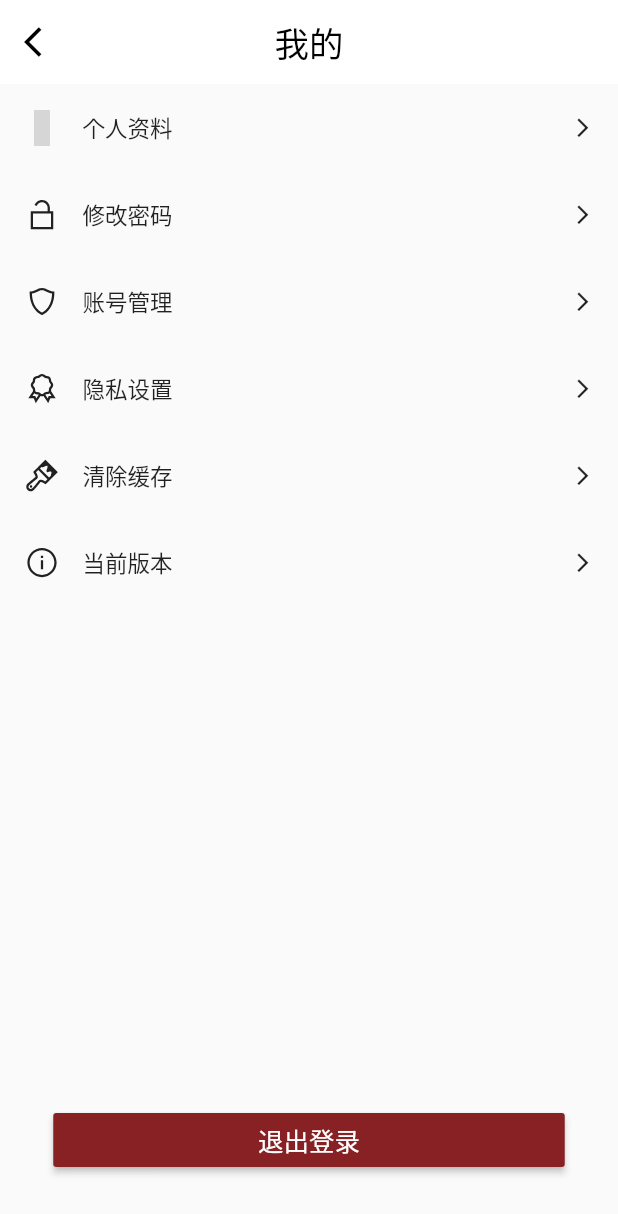
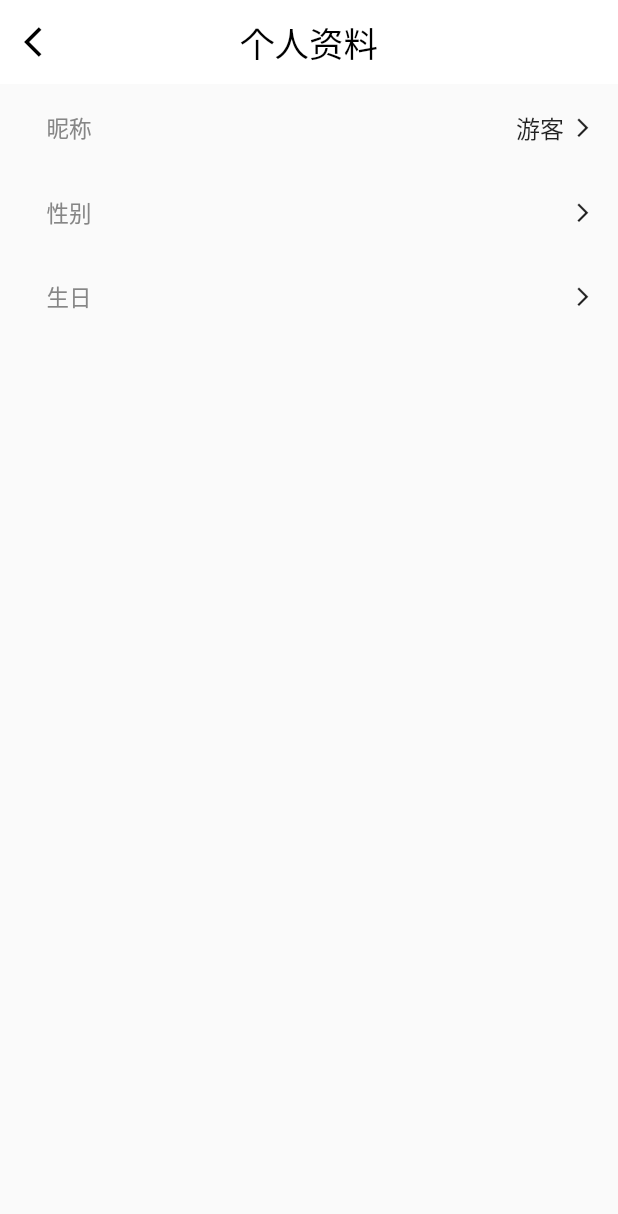
Before and after one commit to TENX-S/GraduationProject, a Flutter app: the SettingsPage screen opened by its route, after a tap on "个人资料", on a phone screen of 412 x 824 dp. Shown: the top 1214 px of the screen. Run offline on Flutter 3.47's test engine with Material 2 defaults, Android fonts, the phone set to English and light mode, and no system bars; our stand-ins replace auto_size_text, bottom_navy_bar, cached_network_image, card_swiper, device_info_plus, email_validator and 7 more; missing offline and left inert: grpc, protobuf, qr_code_scanner; Roboto replaces fonts that are missing (FZFYSJW, NSSC); grey boxes are pictures that could not be loaded.

Commit message:
frontend: add data page

```diff
--- a/frontend/lib/common/router.dart
+++ b/frontend/lib/common/router.dart
@@ -10,6 +10,12 @@ class AppRouter {
   static const scan = '/scan';
   static const coll = '/coll';
   static const settings = '/settings';
+  static const data = '/data';
+  static const chgpswd = '/chgpswd';
+  static const manage = '/manage';
+  static const name = '/name';
+  static const chgemail = '/chgemail';
+  static const unsubscribe = '/unsubscribe';
 }
 
 final GoRouter router = GoRouter(routes: <GoRoute>[
@@ -41,4 +47,30 @@ final GoRouter router = GoRouter(routes: <GoRoute>[
     builder: (BuildContext context, GoRouterState state) =>
         const SettingsPage(),
   ),
+  GoRoute(
+    path: AppRouter.chgpswd,
+    builder: (BuildContext context, GoRouterState state) => const ChgPswdPage(),
+  ),
+  GoRoute(
+    path: AppRouter.data,
+    builder: (BuildContext context, GoRouterState state) => const DataPage(),
+  ),
+  GoRoute(
+    path: AppRouter.manage,
+    builder: (BuildContext context, GoRouterState state) => const ManagePage(),
+  ),
+  GoRoute(
+    path: AppRouter.name,
+    builder: (BuildContext context, GoRouterState state) => const NamePage(),
+  ),
+  GoRoute(
+    path: AppRouter.chgemail,
+    builder: (BuildContext context, GoRouterState state) =>
+        const ChgemailPage(),
+  ),
+  GoRoute(
+    path: AppRouter.unsubscribe,
+    builder: (BuildContext context, GoRouterState state) =>
+        const UnsubscribePage(),
+  ),
 ]);
--- a/frontend/lib/common/styles.dart
+++ b/frontend/lib/common/styles.dart
@@ -60,6 +60,8 @@ class AppColor {
   static const userBg = Color(0xFFF3F2F2);
   static const userAvatarBg = Color(0xFFAAAAAA);
   static const userMenuBarBg = Color(0xFFFEFEFE);
+
+  static const userDataText = Color(0xFF868686);
 }
 
 class AppFont {
--- a/frontend/lib/models/user.dart
+++ b/frontend/lib/models/user.dart
@@ -1,21 +1,41 @@
-class User {
-  String email;
-  String password;
-  String? name;
-  String? gender;
-  String? birthday;
+import 'package:flutter/material.dart';
 
-  User({
-    required this.email,
-    required this.password,
-  });
+class User extends ChangeNotifier {
+  String? _email;
+  String? _password;
+  String? _name;
+  String? _gender;
+  String? _birthday;
 
-  User.fromDefault()
-      : email = '',
-        password = '',
-        name = '游客',
-        gender = '',
-        birthday = '';
+  String get email => _email ?? '';
+  String get password => _password ?? '';
+  String get name => _name ?? '游客';
+  String get gender => _gender ?? '';
+  String get birthday => _birthday ?? '';
+
+  set email(String value) {
+    _email = value;
+    notifyListeners();
+  }
+
+  set password(String value) {
+    _password = value;
+  }
+
+  set name(String value) {
+    _name = value;
+    notifyListeners();
+  }
+
+  set gender(String value) {
+    _gender = value;
+    notifyListeners();
+  }
+
+  set birthday(String value) {
+    _birthday = value;
+    notifyListeners();
+  }
 }
 
-User currUser = User.fromDefault();
+User currUser = User();
--- a/frontend/lib/screens/main.dart
+++ b/frontend/lib/screens/main.dart
@@ -1,10 +1,12 @@
 import 'package:bottom_navy_bar/bottom_navy_bar.dart';
 import 'package:flutter/material.dart';
 import 'package:flutter/services.dart';
+import 'package:provider/provider.dart';
 
 import './screen.dart';
 import '../common/styles.dart';
 import '../common/tip.dart';
+import '../models/user.dart';
 
 class MainPage extends StatefulWidget {
   const MainPage({Key? key}) : super(key: key);
@@ -47,6 +49,8 @@ class _MainPageState extends State<MainPage> {
     return Scaffold(
       body: WillPopScope(
         onWillPop: _onWillPop,
+        child: ChangeNotifierProvider(
+          create: (context) => currUser,
           child: PageView(
             controller: _pageController,
             onPageChanged: (index) {
@@ -57,6 +61,7 @@ class _MainPageState extends State<MainPage> {
               CollPage(),
               UserPage(),
             ],
+          ),
         ),
       ),
       bottomNavigationBar: BottomNavyBar(
--- a/frontend/lib/screens/main/user.dart
+++ b/frontend/lib/screens/main/user.dart
@@ -2,6 +2,7 @@ import 'package:flutter/material.dart';
 import 'package:go_router/go_router.dart';
 import 'package:line_awesome_flutter/line_awesome_flutter.dart';
 import 'package:material_design_icons_flutter/material_design_icons_flutter.dart';
+import 'package:provider/provider.dart';
 
 import '../../common/router.dart';
 import '../../common/styles.dart';
@@ -50,6 +51,8 @@ class _UserPageState extends State<UserPage> {
               color: AppColor.userBg,
               child: Padding(
                 padding: const EdgeInsets.symmetric(vertical: 10),
+                child: GestureDetector(
+                  onTap: () => context.push(AppRouter.data),
                   child: Column(
                     crossAxisAlignment: CrossAxisAlignment.center,
                     mainAxisAlignment: MainAxisAlignment.center,
@@ -64,24 +67,32 @@ class _UserPageState extends State<UserPage> {
                       ),
                       Padding(
                         padding: const EdgeInsets.fromLTRB(0, 5, 0, 2),
-                      child: Text(
-                        currUser.name!,
+                        child: Consumer<User>(
+                          builder: (context, user, child) {
+                            return Text(
+                              user.name,
                               style: const TextStyle(
                                 color: AppColor.title,
                                 fontFamily: AppFont.title,
                                 fontSize: 20,
                                 decoration: TextDecoration.underline,
                               ),
+                            );
+                          },
                         ),
                       ),
                       Padding(
                         padding: const EdgeInsets.symmetric(vertical: 2),
-                      child: Text(
-                        currUser.email,
+                        child: Consumer<User>(
+                          builder: (context, user, child) {
+                            return Text(
+                              user.email,
                               style: const TextStyle(
                                 color: Colors.grey,
                                 fontSize: 14,
                               ),
+                            );
+                          },
                         ),
                       ),
                       const Padding(
@@ -95,6 +106,7 @@ class _UserPageState extends State<UserPage> {
                         ),
                       ),
                     ],
+                  ),
                 ),
               ),
             ),
@@ -148,15 +160,19 @@ class _UserPageState extends State<UserPage> {
 }
 
 class MenuBar extends StatelessWidget {
-  final Widget icon;
+  final Widget? icon;
+  final Widget? trailing;
   final String title;
+  final TextStyle? textStyle;
   final void Function()? onPressed;
-  const MenuBar(
-      {Key? key,
-      required this.icon,
+  const MenuBar({
+    Key? key,
     required this.title,
-      required this.onPressed})
-      : super(key: key);
+    required this.onPressed,
+    this.icon,
+    this.trailing,
+    this.textStyle,
+  }) : super(key: key);
 
   @override
   Widget build(BuildContext context) {
@@ -168,15 +184,16 @@ class MenuBar extends StatelessWidget {
         child: Row(
           crossAxisAlignment: CrossAxisAlignment.center,
           children: [
-            icon,
+            icon ?? Container(),
             Padding(
               padding: const EdgeInsets.only(left: 15),
               child: Text(
                 title,
-                style: const TextStyle(fontSize: 15),
+                style: textStyle ?? const TextStyle(fontSize: 15),
               ),
             ),
             Expanded(child: Container()),
+            trailing ?? Container(),
             const Icon(
               Icons.arrow_forward_ios,
               size: 15,
@@ -184,17 +201,6 @@ class MenuBar extends StatelessWidget {
           ],
         ),
       ),
-      // child: ListTile(
-      //   tileColor: AppColor.userMenuBarBg,
-      //   selectedTileColor: AppColor.userBg,
-      //   minLeadingWidth: 0,
-      //   leading: icon,
-      //   title: Text(
-      //     title,
-      //     style: const TextStyle(fontSize: 15),
-      //   ),
-      //   trailing: const Icon(Icons.arrow_forward_ios),
-      // ),
     );
   }
 }
--- a/frontend/lib/screens/main/user/settings.dart
+++ b/frontend/lib/screens/main/user/settings.dart
@@ -2,6 +2,7 @@ import 'package:flutter/material.dart';
 import 'package:go_router/go_router.dart';
 import 'package:line_awesome_flutter/line_awesome_flutter.dart';
 
+import '../../../common/router.dart';
 import '../../../common/styles.dart';
 import '../user.dart';
 
@@ -42,17 +43,17 @@ class _SettingsPageState extends State<SettingsPage> {
           Column(
             children: [
               MenuBar(
-                onPressed: () {},
+                onPressed: () => context.push(AppRouter.data),
                 icon: const Icon(LineAwesomeIcons.identification_card_1),
                 title: '个人资料',
               ),
               MenuBar(
-                onPressed: () {},
+                onPressed: () => context.push(AppRouter.chgpswd),
                 icon: const Icon(LineAwesomeIcons.lock_open),
                 title: '修改密码',
               ),
               MenuBar(
-                onPressed: () {},
+                onPressed: () => context.push(AppRouter.manage),
                 icon: const Icon(LineAwesomeIcons.alternate_shield),
                 title: '账号管理',
               ),
@@ -80,12 +81,14 @@ class _SettingsPageState extends State<SettingsPage> {
               color: AppColor.primary,
               child: SizedBox(
                 width: MediaQuery.of(context).size.width * 0.75,
-                child: const Text(
-                  '退出登录',
-                  textAlign: TextAlign.center,
-                  style: TextStyle(
-                    fontSize: 17,
-                    color: Colors.white,
+                height: 45,
+                child: const Center(
+                  child: Text(
+                    '退出登录',
+                    style: TextStyle(
+                      fontSize: 17,
+                      color: Colors.white,
+                    ),
                   ),
                 ),
               ),
--- /dev/null
+++ b/frontend/lib/screens/main/user/settings/data.dart
@@ -0,0 +1,141 @@
+import 'package:flutter/cupertino.dart';
+import 'package:flutter/material.dart';
+import 'package:go_router/go_router.dart';
+import 'package:intl/intl.dart';
+import 'package:provider/provider.dart';
+
+import '../../../../common/router.dart';
+import '../../../../common/styles.dart';
+import '../../../../models/user.dart';
+import '../../user.dart';
+
+class DataPage extends StatelessWidget {
+  const DataPage({Key? key}) : super(key: key);
+
+  Widget label(String name) => Padding(
+        padding: const EdgeInsets.only(right: 5),
+        child: Text(
+          name,
+          style: const TextStyle(
+            fontFamily: AppFont.title,
+            fontSize: 16,
+          ),
+        ),
+      );
+
+  TextStyle get labelTextStyle => const TextStyle(
+        color: Color(0xFF868686),
+        fontSize: 15,
+      );
+
+  @override
+  Widget build(BuildContext context) {
+    return Scaffold(
+      appBar: AppBar(
+        elevation: 0,
+        centerTitle: true,
+        backgroundColor: AppColor.collAppBar,
+        title: const Text(
+          '个人资料',
+          style: TextStyle(
+            color: AppColor.title,
+            fontFamily: AppFont.title,
+            fontSize: 23,
+          ),
+        ),
+        leading: IconButton(
+          icon: const Icon(
+            Icons.arrow_back_ios,
+            color: AppColor.title,
+          ),
+          onPressed: () => context.pop(),
+        ),
+      ),
+      body: ChangeNotifierProvider<User>.value(
+        value: currUser,
+        child: Column(
+          children: [
+            Consumer<User>(
+              builder: (context, user, child) {
+                return MenuBar(
+                  title: '昵称',
+                  textStyle: labelTextStyle,
+                  trailing: label(user.name),
+                  onPressed: () => context.push(AppRouter.name),
+                );
+              },
+            ),
+            Consumer<User>(
+              builder: (context, user, child) {
+                return MenuBar(
+                  title: '性别',
+                  textStyle: labelTextStyle,
+                  trailing: label(user.gender),
+                  onPressed: () => showCupertinoModalPopup(
+                    context: context,
+                    semanticsDismissible: true,
+                    builder: (context) => CupertinoActionSheet(
+                      cancelButton: CupertinoActionSheetAction(
+                        child: const Text(
+                          '取消',
+                          style: TextStyle(color: Colors.red),
+                        ),
+                        onPressed: () => Navigator.pop(context),
+                      ),
+                      actions: [
+                        CupertinoActionSheetAction(
+                          child: const Text('男'),
+                          onPressed: () {
+                            user.gender = '男';
+                            Navigator.pop(context);
+                          },
+                        ),
+                        CupertinoActionSheetAction(
+                          child: const Text('女'),
+                          onPressed: () {
+                            user.gender = '女';
+                            Navigator.pop(context);
+                          },
+                        ),
+                      ],
+                    ),
+                  ),
+                );
+              },
+            ),
+            Consumer<User>(
+              builder: (context, user, child) {
+                return MenuBar(
+                  title: '生日',
+                  onPressed: () => showCupertinoModalPopup(
+                    context: context,
+                    builder: (context) => SizedBox(
+                      height: MediaQuery.of(context).size.height / 3,
+                      child: CupertinoDatePicker(
+                        mode: CupertinoDatePickerMode.date,
+                        onDateTimeChanged: (date) => user.birthday =
+                            DateFormat("yyyy-MM-dd").format(date),
+                      ),
+                    ),
+                  ),
+                  textStyle: labelTextStyle,
+                  trailing: label(user.birthday),
+                );
+              },
+            ),
+          ],
+        ),
+      ),
+    );
+  }
+}
+
+// class DataPage extends StatefulWidget {
+//   const DataPage({Key? key}) : super(key: key);
+//
+//   @override
+//   State<DataPage> createState() => _DataPageState();
+// }
+//
+// class _DataPageState extends State<DataPage> {
+// }
--- a/frontend/lib/screens/screen.dart
+++ b/frontend/lib/screens/screen.dart
@@ -7,4 +7,10 @@ export 'main/home.dart';
 export 'main/home/scan.dart';
 export 'main/user.dart';
 export 'main/user/settings.dart';
+export 'main/user/settings/chgpswd.dart';
+export 'main/user/settings/data.dart';
+export 'main/user/settings/data/name.dart';
+export 'main/user/settings/manage.dart';
+export 'main/user/settings/manage/chgemail.dart';
+export 'main/user/settings/manage/unsubscribe.dart';
 export 'post.dart';
--- a/frontend/pubspec.yaml
+++ b/frontend/pubspec.yaml
@@ -12,6 +12,7 @@ dependencies:
   flutter:
     sdk: flutter
   grpc: ^3.0.0
+  provider: ^6.0.2
   flutter_login: ^3.2.0
   bottom_navy_bar : ^6.0.0
   fluttertoast: ^8.0.6
@@ -31,6 +32,7 @@ dependencies:
   flutter_staggered_grid_view: ^0.6.1
   material_design_icons_flutter: 5.0.6595
   line_awesome_flutter: ^2.0.0
+  intl: ^0.17.0
 
 dev_dependencies:
   flutter_test:
```
Also changed, not shown: frontend/lib/screens/auth.dart (+7 -13 lines), frontend/lib/screens/main/user/settings/chgpswd.dart (added, +40 -0 lines), frontend/lib/screens/main/user/settings/data/name.dart (added, +97 -0 lines), frontend/lib/screens/main/user/settings/manage.dart (added, +53 -0 lines), frontend/lib/screens/main/user/settings/manage/chgemail.dart (added, +39 -0 lines), frontend/lib/screens/main/user/settings/manage/unsubscribe.dart (added, +39 -0 lines), frontend/pubspec.lock. Lines whose indentation alone changed are shown as unchanged.
